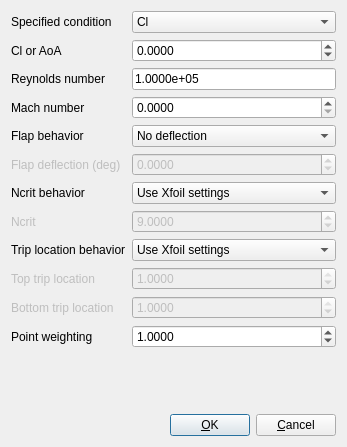
Above: ui/operatingpoint.ui from montagdude/Xoptfoil before the change. Below: the same form after it.
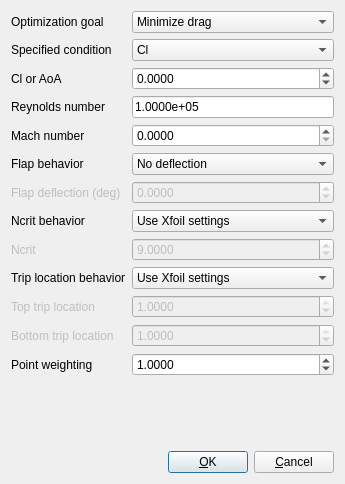
That is the form after the change.

Commit message: Add optimization goal plus validation for operating points

Diff of the .ui file:
```diff
--- a/ui/operatingpoint.ui
+++ b/ui/operatingpoint.ui
@@ -6,8 +6,8 @@
    <rect>
     <x>0</x>
     <y>0</y>
-    <width>347</width>
-    <height>447</height>
+    <width>345</width>
+    <height>484</height>
    </rect>
   </property>
   <property name="windowTitle">
@@ -17,13 +17,49 @@
    <item>
     <layout class="QGridLayout" name="gridLayout">
      <item row="0" column="0">
+      <widget class="QLabel" name="label_8">
+       <property name="text">
+        <string>Optimization goal</string>
+       </property>
+      </widget>
+     </item>
+     <item row="0" column="1">
+      <widget class="QComboBox" name="optimizationGoalBox">
+       <item>
+        <property name="text">
+         <string>Minimize drag</string>
+        </property>
+       </item>
+       <item>
+        <property name="text">
+         <string>Maximize glide slope</string>
+        </property>
+       </item>
+       <item>
+        <property name="text">
+         <string>Maximize lift</string>
+        </property>
+       </item>
+       <item>
+        <property name="text">
+         <string>Move transition point aft</string>
+        </property>
+       </item>
+       <item>
+        <property name="text">
+         <string>Maximize lift curve slope</string>
+        </property>
+       </item>
+      </widget>
+     </item>
+     <item row="1" column="0">
       <widget class="QLabel" name="label">
        <property name="text">
         <string>Specified condition</string>
        </property>
       </widget>
      </item>
-     <item row="0" column="1">
+     <item row="1" column="1">
       <widget class="QComboBox" name="specConditionBox">
        <item>
         <property name="text">
@@ -37,14 +73,14 @@
        </item>
       </widget>
      </item>
-     <item row="1" column="0">
+     <item row="2" column="0">
       <widget class="QLabel" name="conditionLabel">
        <property name="text">
         <string>Cl or AoA</string>
        </property>
       </widget>
      </item>
-     <item row="1" column="1">
+     <item row="2" column="1">
       <widget class="QDoubleSpinBox" name="conditionBox">
        <property name="decimals">
         <number>4</number>
@@ -60,28 +96,28 @@
        </property>
       </widget>
      </item>
-     <item row="2" column="0">
+     <item row="3" column="0">
       <widget class="QLabel" name="label_2">
        <property name="text">
         <string>Reynolds number</string>
        </property>
       </widget>
      </item>
-     <item row="2" column="1">
+     <item row="3" column="1">
       <widget class="QLineEdit" name="reynoldsEdit">
        <property name="text">
         <string>1.0000e+05</string>
        </property>
       </widget>
      </item>
-     <item row="3" column="0">
+     <item row="4" column="0">
       <widget class="QLabel" name="label_3">
        <property name="text">
         <string>Mach number</string>
        </property>
       </widget>
      </item>
-     <item row="3" column="1">
+     <item row="4" column="1">
       <widget class="QDoubleSpinBox" name="machBox">
        <property name="decimals">
         <number>4</number>
@@ -91,14 +127,14 @@
        </property>
       </widget>
      </item>
-     <item row="4" column="0">
+     <item row="5" column="0">
       <widget class="QLabel" name="label_4">
        <property name="text">
         <string>Flap behavior</string>
        </property>
       </widget>
      </item>
-     <item row="4" column="1">
+     <item row="5" column="1">
       <widget class="QComboBox" name="flapBehaviorBox">
        <item>
         <property name="text">
@@ -117,7 +153,7 @@
        </item>
       </widget>
      </item>
-     <item row="5" column="0">
+     <item row="6" column="0">
       <widget class="QLabel" name="flapDeflectionLabel">
        <property name="enabled">
         <bool>false</bool>
@@ -127,7 +163,7 @@
        </property>
       </widget>
      </item>
-     <item row="5" column="1">
+     <item row="6" column="1">
       <widget class="QDoubleSpinBox" name="flapDeflectionBox">
        <property name="enabled">
         <bool>false</bool>
@@ -143,14 +179,14 @@
        </property>
       </widget>
      </item>
-     <item row="6" column="0">
+     <item row="7" column="0">
       <widget class="QLabel" name="label_5">
        <property name="text">
         <string>Ncrit behavior</string>
        </property>
       </widget>
      </item>
-     <item row="6" column="1">
+     <item row="7" column="1">
       <widget class="QComboBox" name="ncritBehaviorBox">
        <item>
         <property name="text">
@@ -164,7 +200,7 @@
        </item>
       </widget>
      </item>
-     <item row="7" column="0">
+     <item row="8" column="0">
       <widget class="QLabel" name="ncritLabel">
        <property name="enabled">
         <bool>false</bool>
@@ -174,7 +210,7 @@
        </property>
       </widget>
      </item>
-     <item row="7" column="1">
+     <item row="8" column="1">
       <widget class="QDoubleSpinBox" name="ncritBox">
        <property name="enabled">
         <bool>false</bool>
@@ -190,14 +226,14 @@
        </property>
       </widget>
      </item>
-     <item row="8" column="0">
+     <item row="9" column="0">
       <widget class="QLabel" name="label_6">
        <property name="text">
         <string>Trip location behavior</string>
        </property>
       </widget>
      </item>
-     <item row="8" column="1">
+     <item row="9" column="1">
       <widget class="QComboBox" name="tripBehaviorBox">
        <item>
         <property name="text">
@@ -211,7 +247,7 @@
        </item>
       </widget>
      </item>
-     <item row="9" column="0">
+     <item row="10" column="0">
       <widget class="QLabel" name="xtriptLabel">
        <property name="enabled">
         <bool>false</bool>
@@ -224,7 +260,7 @@
        </property>
       </widget>
      </item>
-     <item row="9" column="1">
+     <item row="10" column="1">
       <widget class="QDoubleSpinBox" name="xtriptBox">
        <property name="enabled">
         <bool>false</bool>
@@ -243,7 +279,7 @@
        </property>
       </widget>
      </item>
-     <item row="10" column="0">
+     <item row="11" column="0">
       <widget class="QLabel" name="xtripbLabel">
        <property name="enabled">
         <bool>false</bool>
@@ -256,7 +292,7 @@
        </property>
       </widget>
      </item>
-     <item row="10" column="1">
+     <item row="11" column="1">
       <widget class="QDoubleSpinBox" name="xtripbBox">
        <property name="enabled">
         <bool>false</bool>
@@ -275,7 +311,7 @@
        </property>
       </widget>
      </item>
-     <item row="11" column="0">
+     <item row="12" column="0">
       <widget class="QLabel" name="label_7">
        <property name="toolTip">
         <string>&lt;html&gt;&lt;head/&gt;&lt;body&gt;&lt;p&gt;Factor controlling the relative weight of this operating point in the optimization&lt;/p&gt;&lt;/body&gt;&lt;/html&gt;</string>
@@ -285,7 +321,7 @@
        </property>
       </widget>
      </item>
-     <item row="11" column="1">
+     <item row="12" column="1">
       <widget class="QDoubleSpinBox" name="weightingBox">
        <property name="decimals">
         <number>4</number>
```
Left out of the diff: 17 changed lines with no effect on the pictures. The commit also changes 4 other files.
